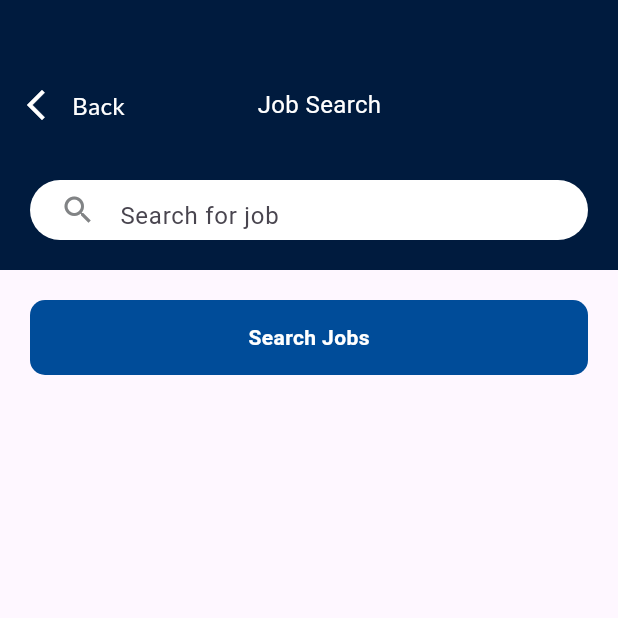
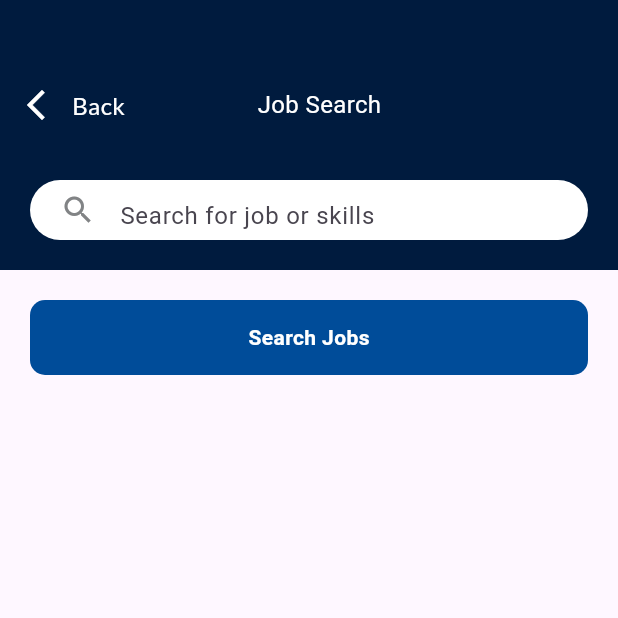
Before and after one commit to Sartaccel/TT-mobileapp, a Flutter app: the HomeContainer screen opened directly, after a tap on "Search for jobs or skills", on a phone screen of 412 x 824 dp, the top half of it. Run offline on Flutter 3.47's test engine with Material 3 defaults, Android fonts, the phone set to English and light mode, and no system bars; our stand-ins replace connectivity_plus, dio, dotted_border, file_picker, firebase_auth, firebase_core and 17 more; missing offline and left inert: flutter_cached_pdfview, linkedin_login, otp_pin_field; accounts and stored records are empty; network calls fail; project files that could hold a hidden picture were left out.

Commit message:
jijo third commit

```diff
--- a/lib/screens/auth/login/login_screen.dart
+++ b/lib/screens/auth/login/login_screen.dart
@@ -706,7 +706,6 @@
             MaterialPageRoute(builder: (context) => HomeContainer()),
                 (Route<dynamic> route) => false, // This will keep Screen 1
           );
-
         }
 
       } else{
--- a/lib/screens/jobDetails/job_apply.dart
+++ b/lib/screens/jobDetails/job_apply.dart
@@ -2,7 +2,7 @@
 import 'dart:io';
 
 import 'package:dio/dio.dart';
-import 'package:dotted_border/dotted_border.dart';
+
 import 'package:file_picker/file_picker.dart';
 import 'package:firebase_database/firebase_database.dart';
 import 'package:flutter/foundation.dart';
--- a/lib/screens/main/AddDeleteSkills.dart
+++ b/lib/screens/main/AddDeleteSkills.dart
@@ -8,7 +8,6 @@
 import 'package:talent_turbo_new/Utils.dart';
 import 'package:talent_turbo_new/models/login_data_model.dart';
 import 'package:talent_turbo_new/models/user_data_model.dart';
-import 'package:flutter_typeahead/flutter_typeahead.dart';
 import 'package:talent_turbo_new/screens/main/personal_details.dart';
 
 class Adddeleteskills extends StatefulWidget {
--- a/lib/screens/main/SearchAndFilter.dart
+++ b/lib/screens/main/SearchAndFilter.dart
@@ -419,7 +419,9 @@
     height: 40,
     padding: EdgeInsets.fromLTRB(20, 0, 0, 0),
     decoration: BoxDecoration(
-                  borderRadius: BorderRadius.circular(50), color: Colors.white),
+      borderRadius: BorderRadius.circular(50),
+      color: Colors.white,
+    ),
     child: Center(
       child: Autocomplete<String>(
         optionsBuilder: (TextEditingValue textEditingValue) {
@@ -433,14 +435,13 @@
           });
         },
         onSelected: (String selection) {
-                    print('You just selected $selection');
+          // Update the text field and save to preferences but don't navigate
+
           setState(() {
             selectedJob = selection;
-
+            searchedJob = selection;
           });
-                    saveStringToPreferences("search",  selection);
-                    Navigator.pop(context);
-
+          saveStringToPreferences("search", selection);
         },
         fieldViewBuilder:
             (context, textEditingController, focusNode, onFieldSubmitted) {
@@ -448,17 +449,23 @@
             textAlign: TextAlign.start,
             controller: textEditingController,
             focusNode: focusNode,
-
-                      onChanged: (s){
+            onChanged: (s) {
               setState(() {
                 searchedJob = s;
               });
             },
             decoration: InputDecoration(
-                        icon: Icon(Icons.search, color: Color(0xff818385),),
-                        hintText: 'Search for job',
+              icon: Icon(
+                Icons.search,
+                color: Color(0xff818385),
+              ),
+              hintText: 'Search for job or skills',
               border: InputBorder.none,
             ),
+            onSubmitted: (value) {
+
+
+            },
           );
         },
       ),
@@ -466,20 +473,40 @@
   ),
 ),
 
+
           SizedBox(height: 20,),
 
           InkWell(
-            onTap: (){
-              saveStringToPreferences("search",  searchedJob);
+  onTap: () {
+    if (searchedJob.isEmpty) {
+      // Show an error popup
+      ScaffoldMessenger.of(context).showSnackBar(
+        SnackBar(
+          content: Text('Please enter a job or skill to search.'),
+          backgroundColor: Colors.red,
+        ),
+      );
+    } else {
+      saveStringToPreferences("search", searchedJob);
       Navigator.pop(context);
+    }
   },
   child: Container(
     width: MediaQuery.of(context).size.width - 40,
-              decoration: BoxDecoration(color: Color(0xff004C99), borderRadius: BorderRadius.circular(10)),
+    decoration: BoxDecoration(
+      color: Color(0xff004C99),
+      borderRadius: BorderRadius.circular(10),
+    ),
     height: 50,
-              child: Center(child: Text('Search Jobs', style: TextStyle(fontWeight: FontWeight.w600, color: Colors.white),),),
+    child: Center(
+      child: Text(
+        'Search Jobs',
+        style: TextStyle(fontWeight: FontWeight.w600, color: Colors.white),
       ),
     ),
+  ),
+),
+
 
 
 
--- a/lib/screens/main/fragments/home_fragment.dart
+++ b/lib/screens/main/fragments/home_fragment.dart
@@ -243,7 +243,8 @@
                           Row(
                             mainAxisAlignment: MainAxisAlignment.spaceBetween,
                             children: [
-                              InkWell(
+                              Expanded(
+                                child: InkWell(
                                   onTap: () async {
                                     await Navigator.push(context, MaterialPageRoute(builder: (BuildContext context) => Searchandfilter()));
                                     String? pref_value = await getStringFromPreferences("search");
@@ -253,15 +254,24 @@
                                     });
                                     //await saveStringToPreferences("search", "");
                                   } ,
+                                  child: Expanded(
                                     child: Row(
                                       mainAxisSize: MainAxisSize.min,
                                       children: [
                                         Icon(Icons.search, color: Color(0xff818385),),
                                         SizedBox(width: 10,),
-                                    Text(
-                                      jobSearchTerm.isEmpty? 'Search for jobs or skills' : jobSearchTerm, style: TextStyle(color: Color(0xff7D7C7C)),
+                                        Flexible(
+                                          child: Text(
+                                            jobSearchTerm.isEmpty ? 'Search for jobs or skills' : jobSearchTerm,
+                                            style: TextStyle(color: Color(0xff7D7C7C)),
+                                            overflow: TextOverflow.ellipsis, // Add this line to handle overflow
+                                            maxLines: 1, // Optional: Limits text to a single line
                                           ),
+                                        )
+
                                       ],
+                                    ),
+                                  ),
                                 ),
                               ),
 
@@ -289,9 +299,6 @@
                               InkWell(
                                 onTap: () async {
                                   await Navigator.push(context, MaterialPageRoute(builder: (BuildContext context) => JobSearchFilter()));
-
-
-
 
                                   String? pref_filt = await getStringFromPreferences("searchExp");
                                   exp_search = pref_filt ?? '';
@@ -458,7 +465,7 @@
                                                 Container(width: MediaQuery.of(context).size.width-180 ,child:Text(
                                                         jobList[index]['jobTitle'],
                                                         //"dddddddddddddddddddddddddddddddddddddddddddddddddddddddddddddddddddddddjobList[index]['jobTitle']",
-                                                        maxLines: 2,
+                                                        maxLines: 1,
                                                         overflow: TextOverflow.ellipsis,
                                                         style: TextStyle(fontWeight: FontWeight.w700, fontFamily: 'Lato', fontSize: 16, color: Color(0xff333333)),))),
                                             Flexible(
```
Also changed, not shown: lib/screens/intermediate/send_verification_code.dart (+25 -10 lines), lib/screens/jobDetails/postSubmission.dart (+0 -7 lines), 3 other files. Lines whose indentation alone changed are shown as unchanged.
